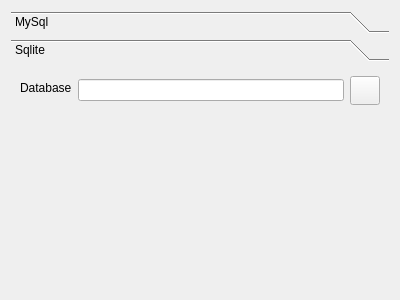
The window that src/reverse_eng/ReverseEngineerWizardWelcomeForm.ui (fritzone/ddm) describes before a commit, drawn with Qt 5.
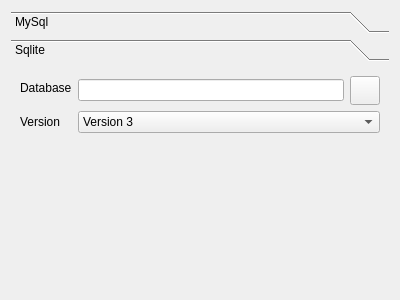
The same window after the commit. Icons and pictures are not drawn.

Commit message: and even more sqlite

Patch:
```diff
--- a/src/reverse_eng/ReverseEngineerWizardWelcomeForm.ui
+++ b/src/reverse_eng/ReverseEngineerWizardWelcomeForm.ui
@@ -149,6 +149,27 @@
          </item>
         </layout>
        </item>
+       <item row="1" column="0">
+        <widget class="QLabel" name="label_6">
+         <property name="text">
+          <string>Version</string>
+         </property>
+        </widget>
+       </item>
+       <item row="1" column="1">
+        <widget class="QComboBox" name="cmbSqliteVersion">
+         <item>
+          <property name="text">
+           <string>Version 3</string>
+          </property>
+         </item>
+         <item>
+          <property name="text">
+           <string>Version 2</string>
+          </property>
+         </item>
+        </widget>
+       </item>
       </layout>
      </widget>
     </widget>
```
The commit also changes 17 other files.
